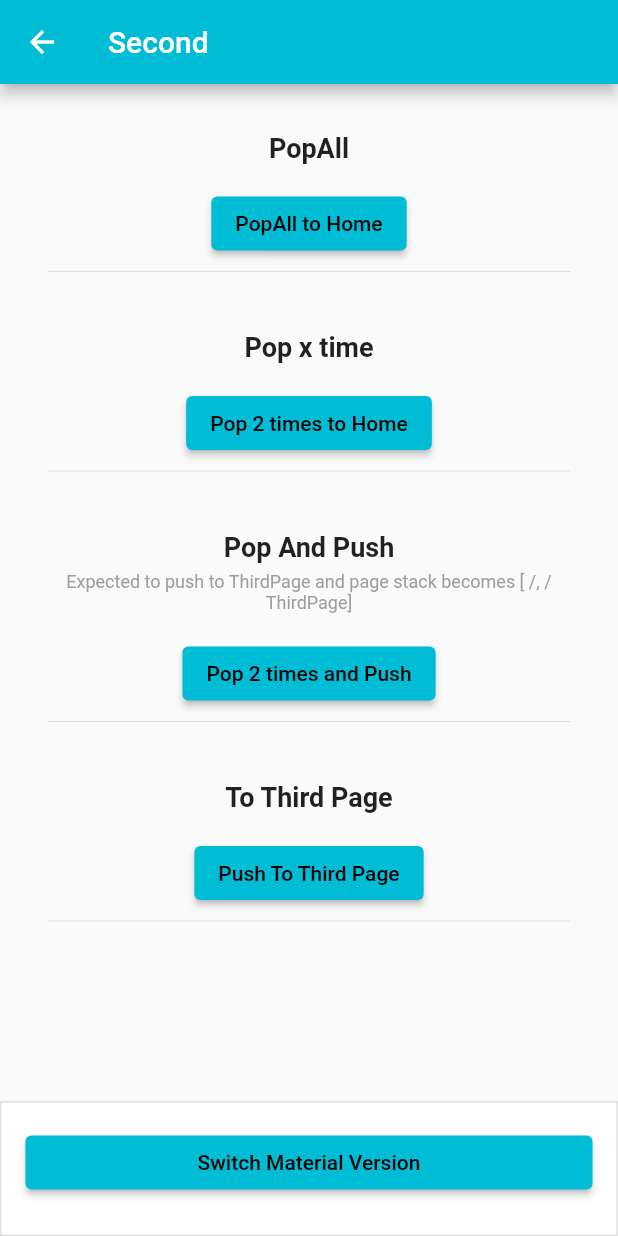
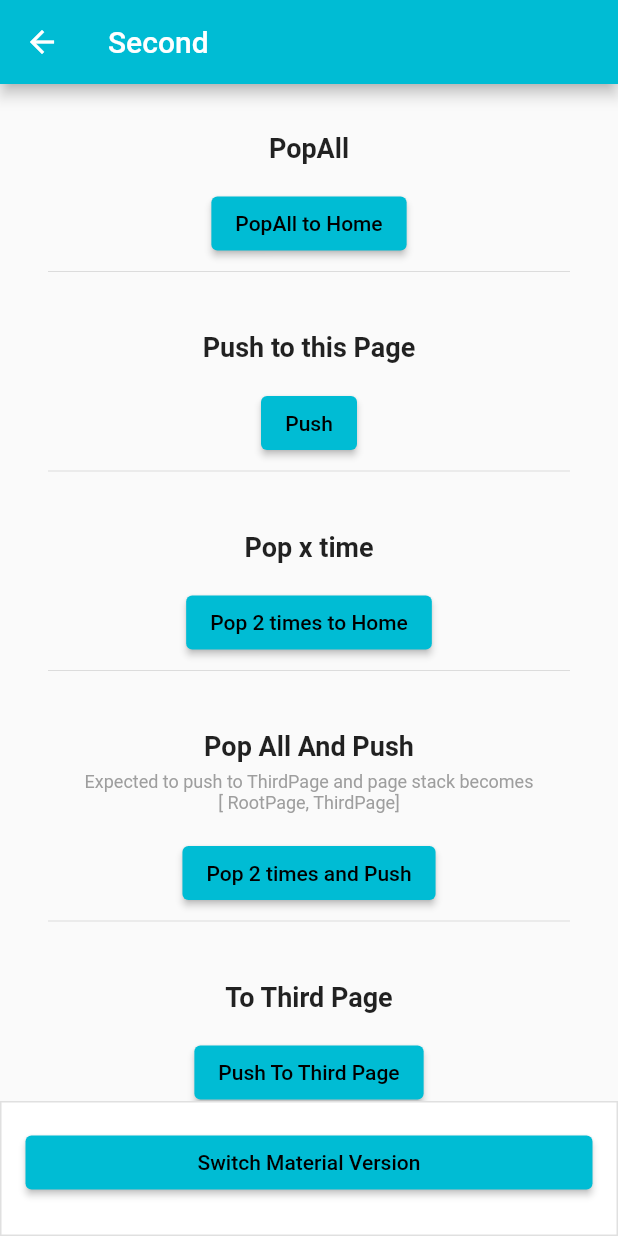
Before and after one commit to lynical-software/skadi, a Flutter app: the SkadiNavigatorExample screen opened directly, after a tap on "Push To New Page", on a phone screen of 412 x 824 dp. Run offline on Flutter 3.47's test engine with Material 3 defaults, Android fonts, the phone set to English and light mode, and no system bars; our stand-ins replace dio, universal_platform; missing offline and left inert: future_manager.

Commit message:
v4.4.0 release

```diff
--- a/example/lib/examples/navigator.dart
+++ b/example/lib/examples/navigator.dart
@@ -47,7 +47,11 @@ class _SkadiNavigatorExampleState extends State<SkadiNavigatorExample> {
           children: [
             ElevatedButton(
               onPressed: () {
-                context.pushAndRemove(const RootPage());
+                SkadiNavigator.pushAndRemove(
+                  context,
+                  const RootPage(),
+                  routeName: "/",
+                );
               },
               child: const Text("PushRemove To Home Page"),
             ),
@@ -84,6 +88,20 @@ class _SecondPageState extends State<SecondPage> {
           ],
         ),
         Section(
+          title: "Push to this Page",
+          isRow: true,
+          children: [
+            ElevatedButton(
+              onPressed: () => SkadiNavigator.push(
+                context,
+                const SecondPage(),
+                replaceIfExist: true,
+              ),
+              child: const Text("Push"),
+            ),
+          ],
+        ),
+        Section(
           title: "Pop x time",
           isRow: true,
           children: [
@@ -96,13 +114,14 @@ class _SecondPageState extends State<SecondPage> {
           ],
         ),
         Section(
-          title: "Pop And Push",
+          title: "Pop All And Push",
           subtitle:
-              "Expected to push to ThirdPage and page stack becomes [ /, /ThirdPage]",
+              "Expected to push to ThirdPage and page stack becomes [ RootPage, ThirdPage]",
           isRow: true,
           children: [
             ElevatedButton(
               onPressed: () {
+                debugLog(SkadiRouteObserver.history);
                 SkadiRouteObserver.popUntilRoute(context, "/");
                 context.push(const ThirdPage());
               },
--- a/example/lib/main.dart
+++ b/example/lib/main.dart
@@ -42,6 +42,7 @@ class _MyAppState extends State<MyApp> {
         navigatorObservers: [
           SkadiRouteObserver(
             log: true,
+            logHistory: true,
             analyticCallBack: (route) {},
           ),
         ],
--- a/lib/src/utilities/skadi_navigator.dart
+++ b/lib/src/utilities/skadi_navigator.dart
@@ -1,4 +1,5 @@
 import 'package:flutter/material.dart';
+import 'package:skadi/skadi.dart';
 
 class SkadiRouteException implements Exception {
   final String message;
@@ -47,10 +48,24 @@ abstract class SkadiNavigator {
     bool fullscreenDialog = false,
     RouteSettings? settings,
     String? routeName,
+
+    ///replace current route if contain in history
+    ///Mostly push by deep link
+    bool replaceIfExist = false,
   }) async {
     if (routeName == null && settings == null) {
       routeName = page.runtimeType.toString();
     }
+    if (routeName != null && replaceIfExist) {
+      bool exist = SkadiRouteObserver.historyContains(routeName);
+      if (exist) {
+        SkadiRouteObserver.popUntilRoute(context, routeName);
+        if (Navigator.canPop(context)) {
+          Navigator.pop(context);
+        }
+      }
+    }
+
     return await Navigator.of(context).push<T>(
       MaterialPageRoute(
         builder: (context) => page,
@@ -67,9 +82,20 @@ abstract class SkadiNavigator {
     bool fullscreenDialog = false,
     RouteSettings? settings,
     String? routeName,
+
+    ///replace current route if contain in history
+    ///Mostly push by deep link
+    bool replaceIfExist = false,
   }) async {
     if (routeName == null && settings == null) {
       routeName = page.runtimeType.toString();
+    }
+
+    if (routeName != null && replaceIfExist) {
+      bool exist = SkadiRouteObserver.historyContains(routeName);
+      if (exist) {
+        SkadiRouteObserver.popUntilRoute(context, routeName);
+      }
     }
     return await Navigator.of(context).pushReplacement(
       MaterialPageRoute(
@@ -110,7 +136,9 @@ abstract class SkadiNavigator {
   ///Pop X amount of time
   static void popTime(BuildContext context, int count) {
     int total = 0;
-    Navigator.of(context).popUntil((_) => total++ >= count);
+    Navigator.of(context).popUntil((route) {
+      return total++ >= count || route.isFirst;
+    });
   }
 
   ///Just a simple pop
--- a/lib/src/utilities/skadi_route_observer.dart
+++ b/lib/src/utilities/skadi_route_observer.dart
@@ -5,12 +5,14 @@ import 'skadi_navigator.dart';
 
 class SkadiRouteObserver extends RouteObserver<PageRoute<dynamic>> {
   final bool log;
+  final bool logHistory;
   final void Function(Route route)? analyticCallBack;
   final void Function(String name, String description)? logger;
 
   ///Route observer that support logging and analytic callback
   SkadiRouteObserver({
     this.log = false,
+    this.logHistory = false,
     this.logger,
     this.analyticCallBack,
   });
@@ -53,8 +55,14 @@ class SkadiRouteObserver extends RouteObserver<PageRoute<dynamic>> {
   void _log(String name, String description) {
     if (logger != null) {
       logger!.call(name, description);
+      if (logHistory) {
+        logger!.call("History", history.join());
+      }
     } else {
       infoLog(name, description);
+      if (logHistory) {
+        infoLog("History", history);
+      }
     }
   }
 
@@ -67,7 +75,7 @@ class SkadiRouteObserver extends RouteObserver<PageRoute<dynamic>> {
       throw SkadiRouteException("Route not found");
     }
     int popCount = _history.length - (routePopToIndex + 1);
-    Navigator.of(context).popUntil((route) => popCount-- <= 0);
+    Navigator.of(context).popUntil((route) => popCount-- <= 0 || route.isFirst);
   }
 
   @override
--- a/pubspec.yaml
+++ b/pubspec.yaml
@@ -1,6 +1,6 @@
 name: skadi
 description: Flutter utilities packages for custom widgets and utilities function.
-version: 4.3.2
+version: 4.4.0
 
 homepage: https://www.lynical.com
 repository: https://github.com/lynical-software/skadi
```
Also changed, not shown: example/pubspec.lock, 2 other files.
